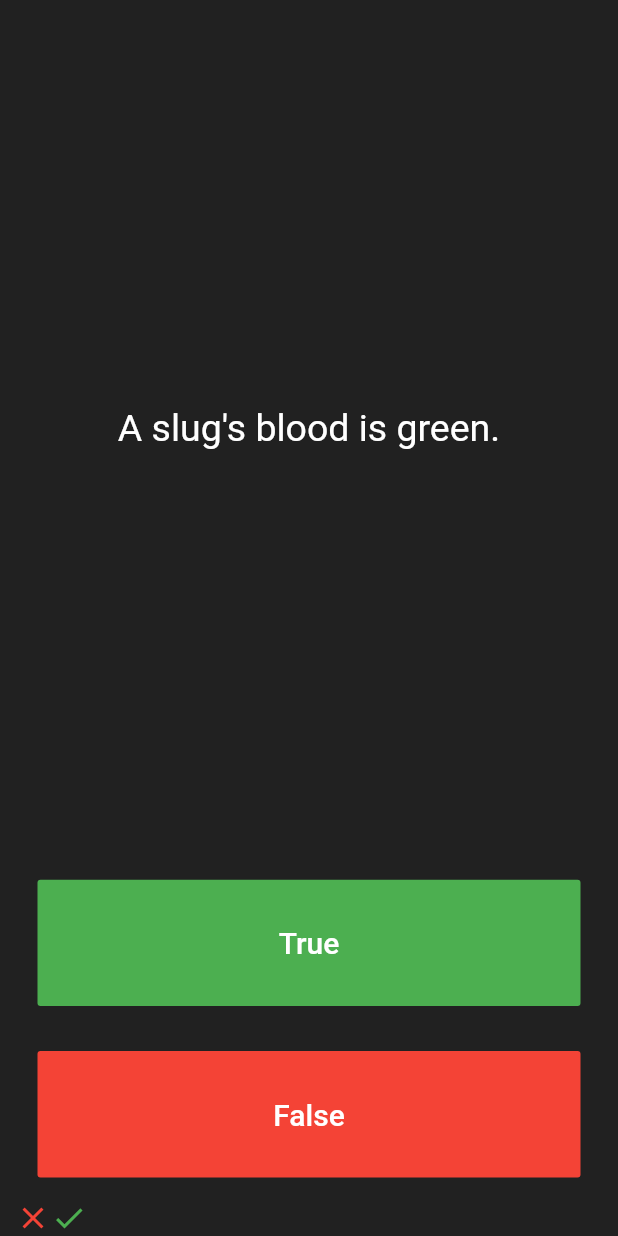
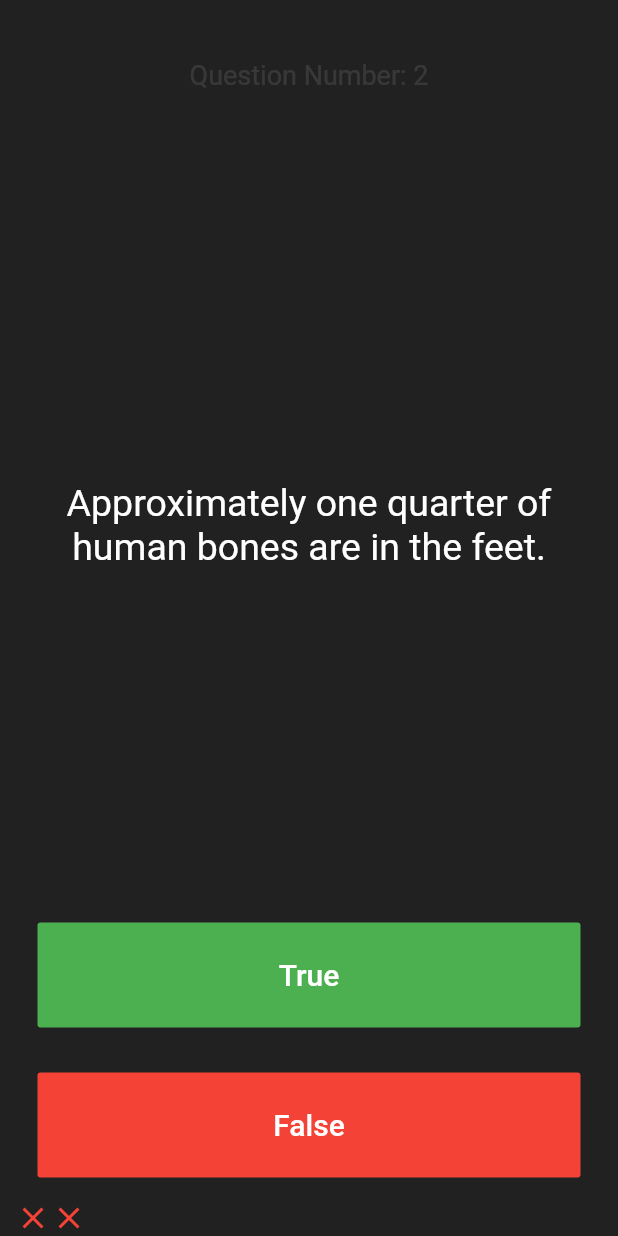
Before and after one commit to tyacan/Quizzler, a Flutter app: the screen it shows after launch, after a tap on "True", after a tap on "False", on a phone screen of 412 x 824 dp. Run offline on Flutter 3.47's test engine with Material 2 defaults, Android fonts, the phone set to English and light mode, and no system bars.

Commit message:
add question class and use it

```diff
--- a/lib/main.dart
+++ b/lib/main.dart
@@ -1,4 +1,5 @@
 import 'package:flutter/material.dart';
+import 'package:quizzler/question.dart';
 
 void main() => runApp(Quizzler());
 
@@ -32,12 +33,28 @@ class _QuizPageState extends State<QuizPage> {
       crossAxisAlignment: CrossAxisAlignment.stretch,
       children: <Widget>[
         Expanded(
+          flex: 1,
+          child: Padding(
+            padding: EdgeInsets.all(10.0),
+            child: Center(
+              child: Text(
+                'Question Number: $questionNumber',
+                textAlign: TextAlign.center,
+                style: TextStyle(
+                  fontSize: 18.0,
+                  color: Colors.white10,
+                ),
+              ),
+            ),
+          ),
+        ),
+        Expanded(
           flex: 5,
           child: Padding(
             padding: EdgeInsets.all(10.0),
             child: Center(
               child: Text(
-                questions[questionNumber],
+                questions[questionNumber].questionText,
                 textAlign: TextAlign.center,
                 style: TextStyle(
                   fontSize: 25.0,
@@ -64,7 +81,7 @@ class _QuizPageState extends State<QuizPage> {
                 //The user picked true.
                 setState(() {
                   questionNumber++;
-                  bool correctAnswer = answers[questionNumber];
+                  bool correctAnswer = questions[questionNumber].questionAnswer;
                   correctAnswer == true
                       ? scoreKeeper.add(Icon(
                           Icons.check,
@@ -95,7 +112,7 @@ class _QuizPageState extends State<QuizPage> {
                 //The user picked false.
                 setState(() {
                   questionNumber++;
-                  bool correctAnswer = answers[questionNumber];
+                  bool correctAnswer = questions[questionNumber].questionAnswer;
                   correctAnswer == false
                       ? scoreKeeper.add(Icon(
                           Icons.check,
@@ -124,26 +141,6 @@ class _QuizPageState extends State<QuizPage> {
     // Icon(Icons.close, color: Colors.red),
   ];
 
-  List<String> questions = [
-    'You can lead a cow down stairs but not up stairs.',
-    'Approximately one quarter of human bones are in the feet.',
-    'A slug\'s blood is green.',
-    'A slug\'s blood is green.1',
-    'A slug\'s blood is green.2',
-    'A slug\'s blood is green.3',
-    'A slug\'s blood is green.4',
-    'A slug\'s blood is green.5',
-  ];
-
-  List<bool> answers = [
-    false,
-    false,
-    false,
-    true,
-    true,
-    true,
-  ];
-
   // What is the current number of question
 
   int questionNumber = 0;
--- /dev/null
+++ b/lib/question.dart
@@ -0,0 +1,25 @@
+class Question {
+  String questionText;
+  bool questionAnswer;
+
+  Question({String q, bool a}) {
+    questionText = q;
+    questionAnswer = a;
+  }
+}
+
+List<Question> questions = [
+  Question(q: 'Some cats are actually allergic to humans', a: true),
+  Question(q: 'You can lead a cow down stairs but not up stairs.', a: false),
+  Question(q: 'Approximately one quarter of human bones are in the feet.', a: true),
+  Question(q: 'A slug\'s blood is green.', a: true),
+  Question(q: 'Buzz Aldrin\'s mother\'s maiden name was \"Moon\".', a: true),
+  Question(q: 'It is illegal to pee in the Ocean in Portugal.', a: true),
+  Question(q: 'No piece of square dry paper can be folded in half more than 7 times.', a: false),
+  Question(q: 'In London, UK, if you happen to die in the House of Parliament, you are technically entitled to a state funeral, because the building is considered too sacred a place.', a: true),
+  Question(q: 'The loudest sound produced by any animal is 188 decibels. That animal is the African Elephant.', a: false),
+  Question(q: 'The total surface area of two human lungs is approximately 70 square metres.', a: true),
+  Question(q: 'Google was originally called \"Backrub\".', a: true),
+  Question(q: 'Chocolate affects a dog\'s heart and nervous system; a few ounces are enough to kill a small dog.', a: true),
+  Question(q: 'In West Virginia, USA, if you accidentally hit an animal with your car, you are free to take it home to eat.', a: true),
+];
```
